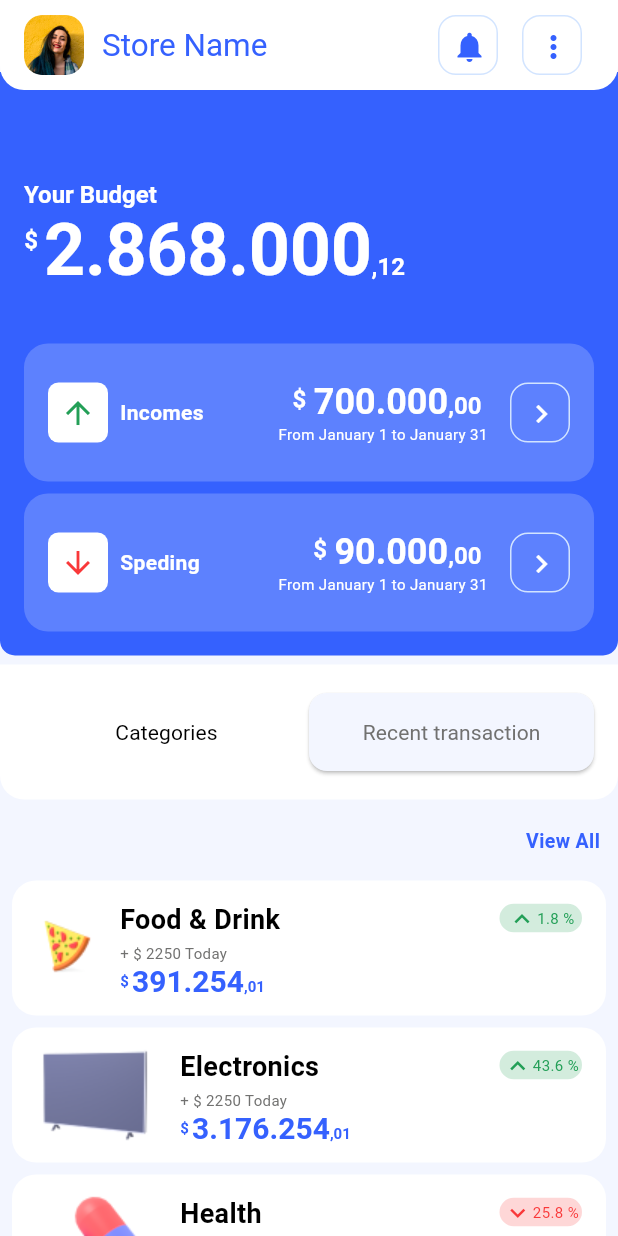
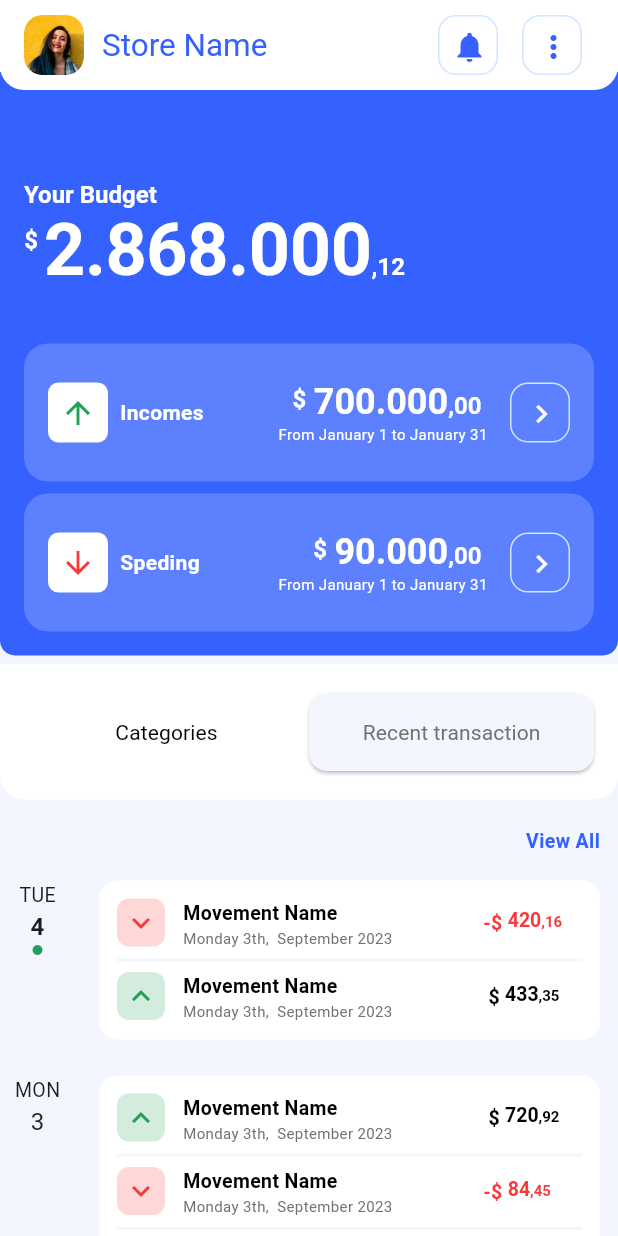
Before and after one commit to DelaRosaJose/wein_flu_FlutterApp, a Flutter app: the screen it shows after launch, after a tap on "Recent transaction", on a phone screen of 412 x 824 dp. Run offline on Flutter 3.47's test engine with Material 3 defaults, Android fonts, the phone set to English and light mode, and no system bars.

Commit message:
We added the Recent Transations By Date.

```diff
--- a/lib/pages/home_page.dart
+++ b/lib/pages/home_page.dart
@@ -5,6 +5,7 @@ import 'package:wein_flu/pages/home_app_bar_title.dart';
 import 'package:wein_flu/widgets/custom_money_display.dart';
 import 'package:wein_flu/widgets/product_detail_card.dart';
 import 'package:wein_flu/widgets/summary_card.dart';
+import 'package:wein_flu/widgets/transation_detail.dart';
 
 class HomePage extends StatefulWidget {
   const HomePage({
@@ -16,6 +17,8 @@ class HomePage extends StatefulWidget {
 }
 
 class _HomePageState extends State<HomePage> {
+  late Widget currentDetailWidget = const CategoriesWidget();
+
   final String userName = 'Store Name';
   var buttonStyleInactive = ElevatedButton.styleFrom(
       elevation: 0,
@@ -61,7 +64,7 @@ class _HomePageState extends State<HomePage> {
             recentTransactionsBtnStyle: recentTransactionsBtnStyle,
             categoriesBtnAction: () {
               setState(() {
-                // currentDetailWidget = const CategoriesWidget();
+                currentDetailWidget = const CategoriesWidget();
                 categorieBtnStyle = buttonStyleActive;
                 recentTransactionsBtnStyle = buttonStyleInactive;
               });
@@ -70,59 +73,11 @@ class _HomePageState extends State<HomePage> {
               setState(() {
                 categorieBtnStyle = buttonStyleInactive;
                 recentTransactionsBtnStyle = buttonStyleActive;
-                // currentDetailWidget = const RecentTransactions();
+                currentDetailWidget = const RecentTransactions();
               });
             },
           ),
-          CategoriesWidget()
-        ],
-      ),
-    );
-  }
-}
-
-class CategoriesWidget extends StatelessWidget {
-  const CategoriesWidget({super.key});
-
-  @override
-  Widget build(BuildContext context) {
-    return Expanded(
-      child: ListView(
-        children: [
-          TextButton(
-            onPressed: () {},
-            style: const ButtonStyle(alignment: Alignment.topRight),
-            child: Text(
-              'View All',
-              style: Theme.of(context).textTheme.bodyMedium!.copyWith(
-                  color: WeinFluColors.brandPrimaryColor,
-                  fontWeight: FontWeight.bold),
-            ),
-          ),
-          const ProductDetailCard(
-            imageAsset: 'assets/images/pizza.png',
-            amount: 391254.01,
-            productName: 'Food & Drink',
-            currentSells: '2250',
-            percentage: '1.8',
-            typeProductDetailCard: TypeProductDetailCard.incomes,
-          ),
-          const ProductDetailCard(
-            typeProductDetailCard: TypeProductDetailCard.incomes,
-            imageAsset: 'assets/images/tv.png',
-            amount: 3176254.01,
-            productName: 'Electronics',
-            currentSells: '2250',
-            percentage: '43.6',
-          ),
-          const ProductDetailCard(
-            typeProductDetailCard: TypeProductDetailCard.outcomes,
-            imageAsset: 'assets/images/health.png',
-            amount: 38.01,
-            productName: 'Health',
-            currentSells: '110',
-            percentage: '25.8',
-          ),
+          Expanded(child: currentDetailWidget)
         ],
       ),
     );
@@ -279,3 +234,119 @@ class MidHomePageBody extends StatelessWidget {
         ));
   }
 }
+
+class CategoriesWidget extends StatelessWidget {
+  const CategoriesWidget({super.key});
+
+  @override
+  Widget build(BuildContext context) {
+    return ListView(
+      children: [
+        TextButton(
+          onPressed: () {},
+          style: const ButtonStyle(alignment: Alignment.topRight),
+          child: Text(
+            'View All',
+            style: Theme.of(context).textTheme.bodyMedium!.copyWith(
+                color: WeinFluColors.brandPrimaryColor,
+                fontWeight: FontWeight.bold),
+          ),
+        ),
+        const ProductDetailCard(
+          imageAsset: 'assets/images/pizza.png',
+          amount: 391254.01,
+          productName: 'Food & Drink',
+          currentSells: '2250',
+          percentage: '1.8',
+          typeProductDetailCard: TypeProductDetailCard.incomes,
+        ),
+        const ProductDetailCard(
+          typeProductDetailCard: TypeProductDetailCard.incomes,
+          imageAsset: 'assets/images/tv.png',
+          amount: 3176254.01,
+          productName: 'Electronics',
+          currentSells: '2250',
+          percentage: '43.6',
+        ),
+        const ProductDetailCard(
+          typeProductDetailCard: TypeProductDetailCard.outcomes,
+          imageAsset: 'assets/images/health.png',
+          amount: 38.01,
+          productName: 'Health',
+          currentSells: '110',
+          percentage: '25.8',
+        ),
+        const SizedBox(
+          height: 14,
+        ),
+      ],
+    );
+  }
+}
+
+class RecentTransactions extends StatelessWidget {
+  const RecentTransactions({super.key});
+
+  @override
+  Widget build(BuildContext context) {
+    return ListView(
+      children: [
+        TextButton(
+          onPressed: () {},
+          style: const ButtonStyle(alignment: Alignment.topRight),
+          child: Text(
+            'View All',
+            style: Theme.of(context).textTheme.bodyMedium!.copyWith(
+                color: WeinFluColors.brandPrimaryColor,
+                fontWeight: FontWeight.bold),
+          ),
+        ),
+        TransactionDetailByDay(
+          day: 'TUE',
+          isToday: true,
+          dayNumber: 4,
+          listofTransactions: [
+            TransactionDetail(
+                movementName: 'Movement Name',
+                transactionDate: 'Monday 3th,  September 2023',
+                typeTransaction: TypeTransaction.negative,
+                amount: 420.16),
+            TransactionDetail(
+                movementName: 'Movement Name',
+                transactionDate: 'Monday 3th,  September 2023',
+                typeTransaction: TypeTransaction.positive,
+                amount: 433.35)
+          ],
+        ),
+        const SizedBox(
+          height: 24,
+        ),
+        TransactionDetailByDay(
+          day: 'MON',
+          isToday: false,
+          dayNumber: 3,
+          listofTransactions: [
+            TransactionDetail(
+                movementName: 'Movement Name',
+                transactionDate: 'Monday 3th,  September 2023',
+                typeTransaction: TypeTransaction.positive,
+                amount: 720.92),
+            TransactionDetail(
+                movementName: 'Movement Name',
+                transactionDate: 'Monday 3th,  September 2023',
+                typeTransaction: TypeTransaction.negative,
+                amount: 84.45),
+            TransactionDetail(
+                movementName: 'Movement Name',
+                transactionDate: 'Monday 3th,  September 2023',
+                typeTransaction: TypeTransaction.positive,
+                amount: 137.26)
+          ],
+        ),
+        const SizedBox(
+          height: 24,
+        ),
+      ],
+    );
+  }
+}
--- a/lib/widgets/custom_money_display.dart
+++ b/lib/widgets/custom_money_display.dart
@@ -3,16 +3,20 @@ import 'package:intl/intl.dart';
 
 class CustomMoneyDisplay extends StatelessWidget {
   final double amount;
-  final TextStyle amountStyle;
+  final TextStyle? amountStyle;
   final TextStyle amountStyleSmall;
   final EdgeInsets? padding;
-
-  const CustomMoneyDisplay(
-      {super.key,
+  final EdgeInsets? margin;
+  final Widget? leftSimbol;
+  const CustomMoneyDisplay({
+    super.key,
     required this.amount,
     required this.amountStyle,
     required this.amountStyleSmall,
-      this.padding});
+    this.padding,
+    this.margin,
+    this.leftSimbol,
+  });
 
   @override
   Widget build(BuildContext context) {
@@ -24,23 +28,23 @@ class CustomMoneyDisplay extends StatelessWidget {
 
     final String convertedMoneyToString = formater.format(amount);
     final splitConvertedValues = convertedMoneyToString.split(',');
-
-    return Row(
+    return Container(
+      margin: margin,
+      child: Row(
         crossAxisAlignment: CrossAxisAlignment.start,
         children: [
-        Padding(
-          padding: padding!,
-          child: Text(
-            '\$',
-            style: amountStyleSmall,
-          ),
+          Container(
+            padding: padding,
+            child: leftSimbol ?? Text('\$', style: amountStyleSmall),
           ),
           RichText(
               text: TextSpan(children: [
             TextSpan(text: splitConvertedValues[0], style: amountStyle),
-          TextSpan(text: ',${splitConvertedValues[1]}', style: amountStyleSmall)
+            TextSpan(
+                text: ',${splitConvertedValues[1]}', style: amountStyleSmall)
           ])),
         ],
+      ),
     );
   }
 }
--- a/lib/widgets/product_detail_card.dart
+++ b/lib/widgets/product_detail_card.dart
@@ -58,7 +58,11 @@ class ProductDetailCard extends StatelessWidget {
       ),
       child: Row(
         children: [
-          Image.asset(imageAsset),
+          Image.asset(
+            imageAsset,
+            width: 40,
+            height: 40,
+          ),
           Expanded(
               child: Container(
             padding: const EdgeInsets.only(top: 13, left: 16),
--- /dev/null
+++ b/lib/widgets/transation_detail.dart
@@ -0,0 +1,246 @@
+import 'package:wein_flu/design/colors.dart';
+
+import 'custom_money_display.dart';
+import 'package:flutter/material.dart';
+
+enum TypeTransaction { positive, negative }
+
+class TransactionDetail {
+  final String movementName;
+  final String transactionDate;
+  final TypeTransaction typeTransaction;
+  final double amount;
+  TransactionDetail(
+      {required this.movementName,
+      required this.transactionDate,
+      required this.typeTransaction,
+      required this.amount});
+}
+
+class TransactionDetailByMonth {
+  final String month;
+  final List<TransactionDetailByDayModel> listofTransactions;
+  TransactionDetailByMonth(
+      {required this.month, required this.listofTransactions});
+}
+
+class TransactionDetailByDayModel {
+  final String day;
+  final int dayNumber;
+  final bool isToday;
+  final List<TransactionDetail> listofTransactions;
+  TransactionDetailByDayModel(
+      {required this.day,
+      required this.dayNumber,
+      required this.isToday,
+      required this.listofTransactions});
+}
+
+class TransactionDetailByDay extends StatelessWidget {
+  final String day;
+  final int dayNumber;
+  final bool isToday;
+  final List<TransactionDetail> listofTransactions;
+  const TransactionDetailByDay(
+      {super.key,
+      required this.listofTransactions,
+      required this.day,
+      required this.isToday,
+      required this.dayNumber});
+
+  @override
+  Widget build(BuildContext context) {
+    return Row(
+      crossAxisAlignment: CrossAxisAlignment.start,
+      mainAxisAlignment: MainAxisAlignment.start,
+      children: [
+        Container(
+          padding: const EdgeInsets.only(left: 8, right: 8),
+          width: 50,
+          // color: Colors.amber,
+          child: Column(
+            children: [
+              Text(
+                day,
+              ),
+              Text(dayNumber.toString(),
+                  style: TextStyle(
+                      fontSize: 16,
+                      fontWeight:
+                          isToday ? FontWeight.bold : FontWeight.normal)),
+              isToday
+                  ? const Icon(
+                      Icons.lens,
+                      size: 8,
+                      color: WeinFluColors.brandOnSuccessColor,
+                    )
+                  : const SizedBox(
+                      height: 8,
+                      width: 8,
+                    )
+            ],
+          ),
+        ),
+        Expanded(
+          child: Container(
+            // width: 340,
+            margin: const EdgeInsets.only(left: 16, right: 12),
+            padding: const EdgeInsets.all(12),
+            decoration: BoxDecoration(
+                color: WeinFluColors.brandLightColor,
+                borderRadius: BorderRadius.circular(12)),
+            child: ListView.separated(
+                shrinkWrap: true,
+                physics: const NeverScrollableScrollPhysics(),
+                itemBuilder: (context, indice) {
+                  print('vamos en la transaccion $indice');
+                  return listofTransactions[indice].typeTransaction ==
+                          TypeTransaction.positive
+                      ? TransactionDetailPositive(
+                          transactionDetail: listofTransactions[indice])
+                      : TransactionDetailNegative(
+                          transactionDetail: listofTransactions[indice]);
+                },
+                separatorBuilder: (context, indice) => const Divider(
+                      color: WeinFluColors.brandSecondaryColor,
+                      thickness: 2,
+                    ),
+                itemCount: listofTransactions.length),
+          ),
+        )
+      ],
+    );
+  }
+}
+
+class TransactionDetailPositive extends StatelessWidget {
+  final TransactionDetail transactionDetail;
+  const TransactionDetailPositive({super.key, required this.transactionDetail});
+
+  @override
+  Widget build(BuildContext context) {
+    return Row(
+      crossAxisAlignment: CrossAxisAlignment.start,
+      children: [
+        Container(
+          width: 32,
+          height: 32,
+          margin: const EdgeInsets.only(right: 12),
+          decoration: BoxDecoration(
+              borderRadius: BorderRadius.circular(8),
+              color: WeinFluColors.brandSuccessColor),
+          child: const Icon(
+            Icons.expand_less,
+            color: WeinFluColors.brandOnSuccessColor,
+          ),
+        ),
+        SizedBox(
+          width: 200,
+          child: Column(
+            crossAxisAlignment: CrossAxisAlignment.start,
+            children: [
+              Text(
+                transactionDetail.movementName,
+                style: const TextStyle(
+                    color: WeinFluColors.brandDarkColor,
+                    fontWeight: FontWeight.bold,
+                    fontSize: 13),
+              ),
+              Text(
+                transactionDetail.transactionDate,
+                style: const TextStyle(
+                    fontSize: 10, color: WeinFluColors.brandLigthDarkColor),
+              ),
+            ],
+          ),
+        ),
+        Expanded(
+            child: CustomMoneyDisplay(
+          margin: const EdgeInsets.only(top: 7),
+          leftSimbol: const Text(
+            ' \$ ',
+            style: TextStyle(
+                fontWeight: FontWeight.bold,
+                color: WeinFluColors.brandDarkColor,
+                fontSize: 13),
+          ),
+          amount: transactionDetail.amount,
+          amountStyle: const TextStyle(
+              color: WeinFluColors.brandDarkColor,
+              fontWeight: FontWeight.bold,
+              fontSize: 13),
+          amountStyleSmall: const TextStyle(
+              fontWeight: FontWeight.bold,
+              color: WeinFluColors.brandDarkColor,
+              fontSize: 10),
+        )),
+      ],
+    );
+  }
+}
+
+class TransactionDetailNegative extends StatelessWidget {
+  final TransactionDetail transactionDetail;
+  const TransactionDetailNegative({super.key, required this.transactionDetail});
+
+  @override
+  Widget build(BuildContext context) {
+    return Row(
+      crossAxisAlignment: CrossAxisAlignment.start,
+      children: [
+        Container(
+          width: 32,
+          height: 32,
+          margin: const EdgeInsets.only(right: 12),
+          decoration: BoxDecoration(
+              borderRadius: BorderRadius.circular(8),
+              color: WeinFluColors.brandErrorColor),
+          child: const Icon(
+            Icons.expand_more,
+            color: WeinFluColors.brandOnErrorColor,
+          ),
+        ),
+        SizedBox(
+          width: 200,
+          child: Column(
+            crossAxisAlignment: CrossAxisAlignment.start,
+            children: [
+              Text(
+                transactionDetail.movementName,
+                style: const TextStyle(
+                    color: WeinFluColors.brandDarkColor,
+                    fontWeight: FontWeight.bold,
+                    fontSize: 13),
+              ),
+              Text(
+                transactionDetail.transactionDate,
+                style: const TextStyle(
+                    fontSize: 10, color: WeinFluColors.brandLigthDarkColor),
+              ),
+            ],
+          ),
+        ),
+        Expanded(
+            child: CustomMoneyDisplay(
+          margin: const EdgeInsets.only(top: 7),
+          amount: transactionDetail.amount,
+          amountStyle: const TextStyle(
+              color: WeinFluColors.brandOnErrorColor,
+              fontWeight: FontWeight.bold,
+              fontSize: 13),
+          leftSimbol: const Text(
+            '-\$ ',
+            style: TextStyle(
+                fontWeight: FontWeight.bold,
+                color: WeinFluColors.brandOnErrorColor,
+                fontSize: 13),
+          ),
+          amountStyleSmall: const TextStyle(
+              fontWeight: FontWeight.bold,
+              color: WeinFluColors.brandOnErrorColor,
+              fontSize: 10),
+        )),
+      ],
+    );
+  }
+}
```
Lines whose indentation alone changed are shown as unchanged.
